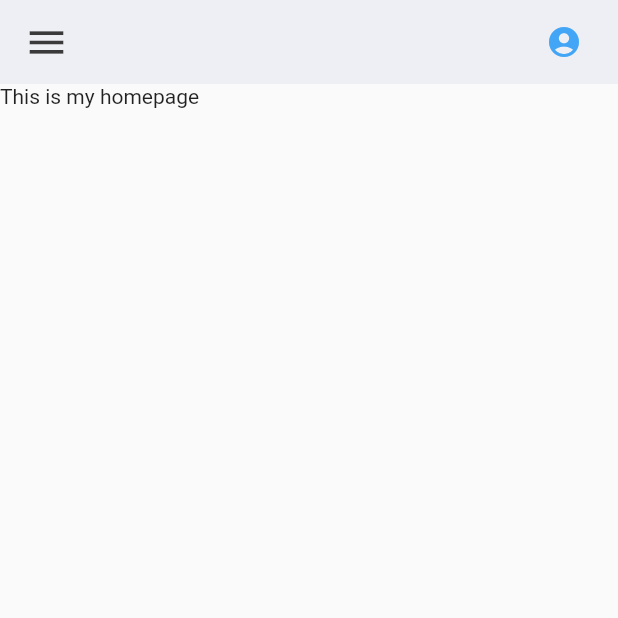
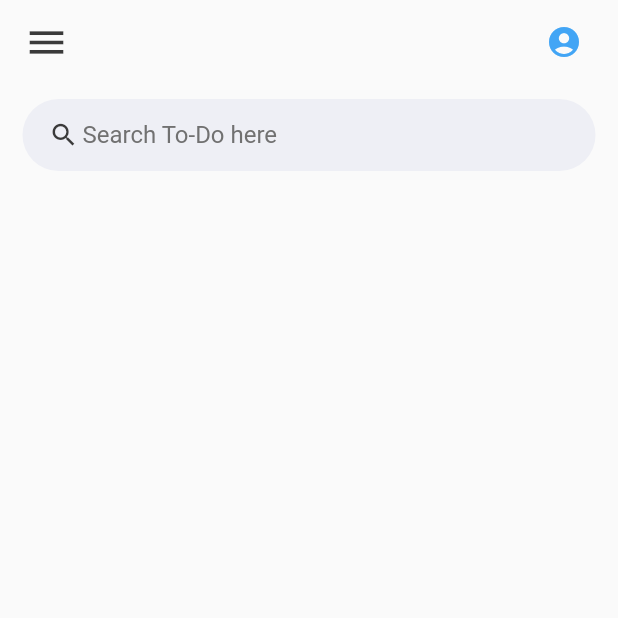
Before and after one commit to nikhil-RGB/To-Do, a Flutter app: the screen it shows after launch, on a phone screen of 412 x 824 dp, the top half of it. Run offline on Flutter 3.47's test engine with Material 2 defaults, Android fonts, the phone set to English and light mode, and no system bars.

Commit message:
Add and style searchbar

```diff
--- a/to_do_app/lib/all-screens/home.dart
+++ b/to_do_app/lib/all-screens/home.dart
@@ -5,9 +5,44 @@ class Home extends StatelessWidget {
   @override
   Widget build(BuildContext context) {
     return Scaffold(
-      appBar: AppBar(
+      appBar: buildBar(),
+      body: Container(
+          padding: EdgeInsets.symmetric(horizontal: 15, vertical: 10),
+          child: Column(
+            children: [createSearcher()],
+          )),
+    );
+  }
+
+  //Creates the search box text field for the home screen.
+  Container createSearcher() {
+    return Container(
+      padding: EdgeInsets.symmetric(horizontal: 15),
+      decoration: BoxDecoration(
+        color: tdBGColor,
+        borderRadius: BorderRadius.circular(25),
+      ),
+      child: TextField(
+        decoration: InputDecoration(
+          contentPadding: EdgeInsets.all(0),
+          prefixIcon: Icon(Icons.search, color: tdBlack, size: 20),
+          prefixIconConstraints: BoxConstraints(
+            maxHeight: 20,
+            minWidth: 25,
+          ),
+          border: InputBorder.none,
+          hintText: 'Search To-Do here',
+          hintStyle: TextStyle(color: tdGrey),
+        ),
+      ),
+    );
+  }
+
+  //This function is used to build the app bar to be used in the application's homescreen.
+  AppBar buildBar() {
+    return AppBar(
         elevation: 0,
-          backgroundColor: tdBGColor,
+        backgroundColor: Colors.transparent,
         title: new Row(
           mainAxisAlignment: MainAxisAlignment.spaceBetween,
           children: [
@@ -27,10 +62,6 @@ class Home extends StatelessWidget {
                   ),
                 ))
           ],
-          )),
-      body: Container(
-        child: Text('This is my homepage'),
-      ),
-    );
+        ));
   }
 }
--- a/to_do_app/lib/main.dart
+++ b/to_do_app/lib/main.dart
@@ -1,6 +1,7 @@
 import 'package:flutter/material.dart';
 import 'package:to_do_app/all-screens/home.dart';
 import 'package:to_do_app/all-const/colors.dart';
+import 'package:flutter/services.dart';
 
 void main() {
   runApp(const MyApp());
@@ -12,6 +13,8 @@ class MyApp extends StatelessWidget {
   // This widget is the root of my mobile application.
   @override
   Widget build(BuildContext context) {
+    SystemChrome.setSystemUIOverlayStyle(
+        SystemUiOverlayStyle(statusBarColor: Colors.transparent));
     return MaterialApp(
       debugShowCheckedModeBanner: false,
       title: 'To-Do App',
```
Lines whose indentation alone changed are shown as unchanged.
